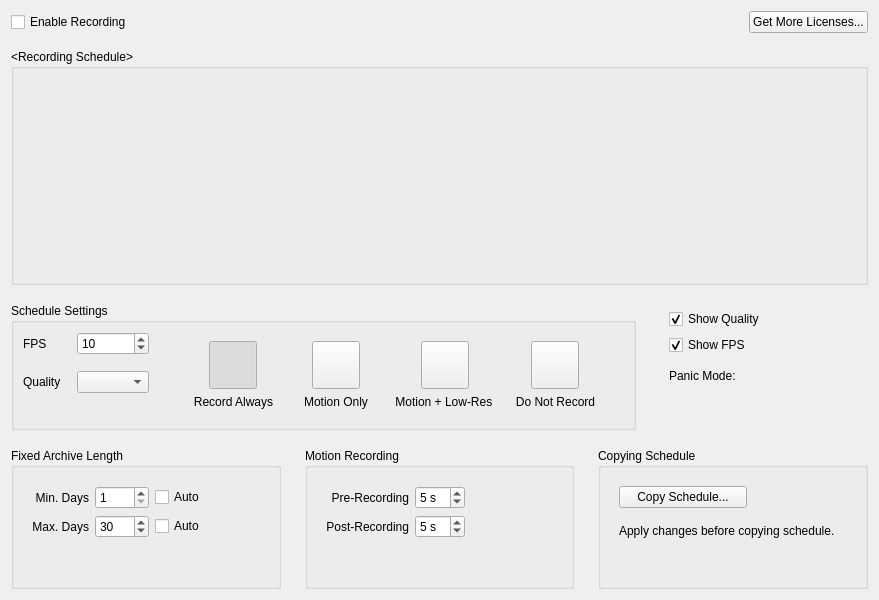
This is client/libclient/src/ui/widgets/properties/camera_schedule_widget.ui in networkoptix/nx_open as Qt 5 draws it before an edit. The edited form follows.
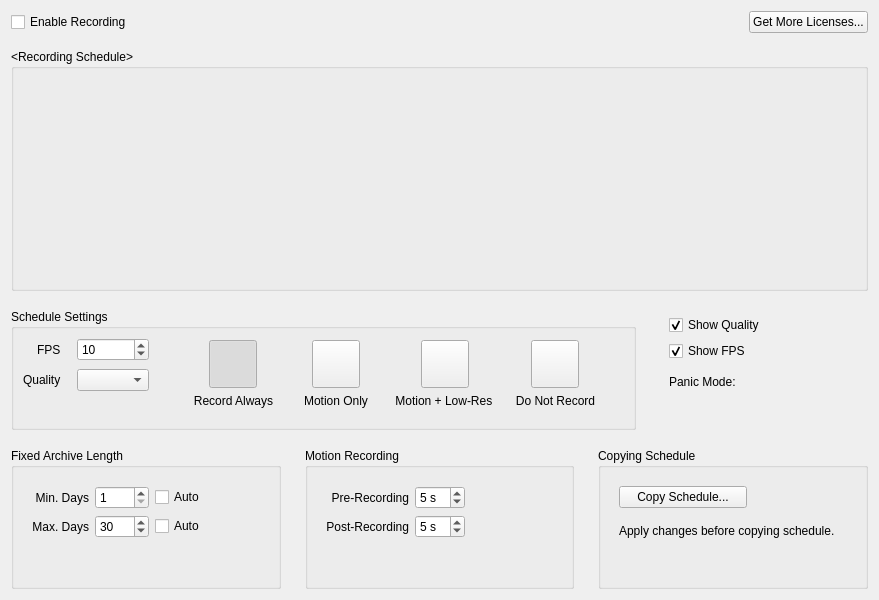
This is the edited form. Custom widgets are drawn as their Qt base class.

Commit message:
VMS-2599, VMS-3027, VMS-3035: Camera settings recording & motion pages redesign
<==== Mercurial data ====>
Branch: dev_3.0.0_gui

```diff
--- a/client/libclient/src/ui/widgets/properties/camera_schedule_widget.ui
+++ b/client/libclient/src/ui/widgets/properties/camera_schedule_widget.ui
@@ -111,6 +111,12 @@
           <property name="fieldGrowthPolicy">
            <enum>QFormLayout::AllNonFixedFieldsGrow</enum>
           </property>
+          <property name="labelAlignment">
+           <set>Qt::AlignRight|Qt::AlignTrailing|Qt::AlignVCenter</set>
+          </property>
+          <property name="verticalSpacing">
+           <number>8</number>
+          </property>
           <item row="0" column="0">
            <widget class="QLabel" name="label">
             <property name="text">
@@ -152,8 +158,8 @@
             </property>
             <property name="sizeHint" stdset="0">
              <size>
-              <width>0</width>
-              <height>0</height>
+              <width>1</width>
+              <height>1</height>
              </size>
             </property>
            </spacer>
@@ -168,7 +174,10 @@
             <verstretch>0</verstretch>
            </sizepolicy>
           </property>
-          <layout class="QVBoxLayout" name="verticalLayout" stretch="1,0">
+          <layout class="QVBoxLayout" name="verticalLayout">
+           <property name="topMargin">
+            <number>2</number>
+           </property>
            <item>
             <layout class="QGridLayout" name="gridLayout" rowstretch="1,0" columnstretch="1,1,1,1">
              <property name="leftMargin">
@@ -432,8 +441,8 @@
              </property>
              <property name="sizeHint" stdset="0">
               <size>
-               <width>0</width>
-               <height>0</height>
+               <width>1</width>
+               <height>1</height>
               </size>
              </property>
             </spacer>
@@ -452,10 +461,7 @@
          <height>100</height>
         </size>
        </property>
-       <layout class="QFormLayout" name="formLayout_4">
-        <property name="formAlignment">
-         <set>Qt::AlignLeading|Qt::AlignLeft|Qt::AlignTop</set>
-        </property>
+       <layout class="QFormLayout" name="formLayout_2">
         <property name="topMargin">
          <number>6</number>
         </property>
@@ -506,8 +512,8 @@
           </property>
           <property name="sizeHint" stdset="0">
            <size>
-            <width>0</width>
-            <height>0</height>
+            <width>40</width>
+            <height>20</height>
            </size>
           </property>
          </spacer>
```
Left out of the diff: 50 changed lines with no effect on the pictures. The commit also changes 19 other files.
